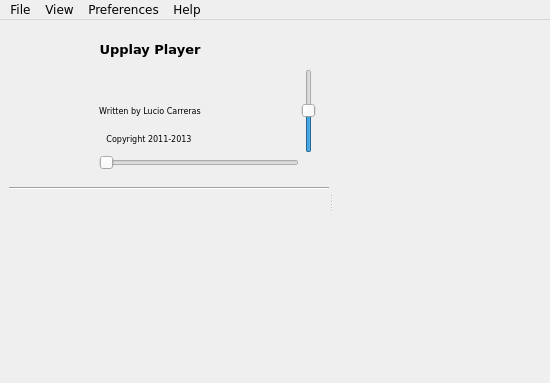
Above: GUI/player/GUI_Player.ui from rbg2024/upplay before the change. Below: the same form after it.
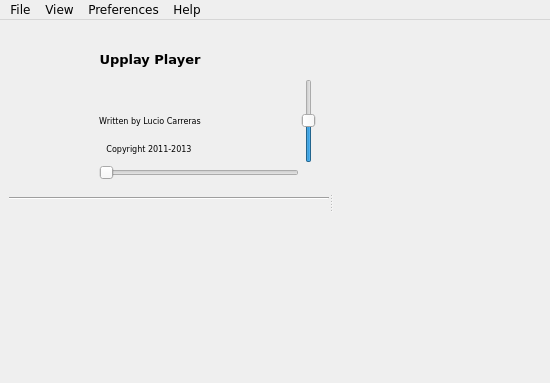
That is the form after the change. Icons and pictures are not drawn. Custom widgets are drawn as their Qt base class.

Commit message: adjust field heights in player area

Diff of the .ui file:
```diff
--- a/GUI/player/GUI_Player.ui
+++ b/GUI/player/GUI_Player.ui
@@ -99,7 +99,7 @@
               <property name="minimumSize">
                <size>
                 <width>0</width>
-                <height>40</height>
+                <height>50</height>
                </size>
               </property>
               <property name="maximumSize">
@@ -129,7 +129,7 @@
               <property name="minimumSize">
                <size>
                 <width>0</width>
-                <height>40</height>
+                <height>50</height>
                </size>
               </property>
               <property name="maximumSize">
@@ -670,12 +670,6 @@
            <layout class="QHBoxLayout" name="horizontalLayout_8">
             <item>
              <widget class="QLabel" name="lab_version">
-              <property name="minimumSize">
-               <size>
-                <width>0</width>
-                <height>20</height>
-               </size>
-              </property>
               <property name="maximumSize">
                <size>
                 <width>16777215</width>
```
